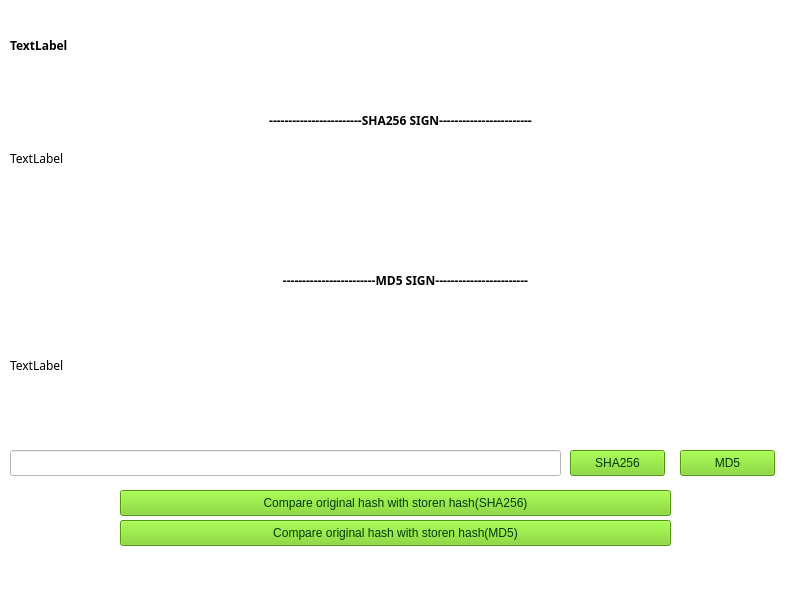
First picture: the form in frontend/manageIA.ui, repository Herenot/Tor-Forensic-Manager-TFM-, before the edit.
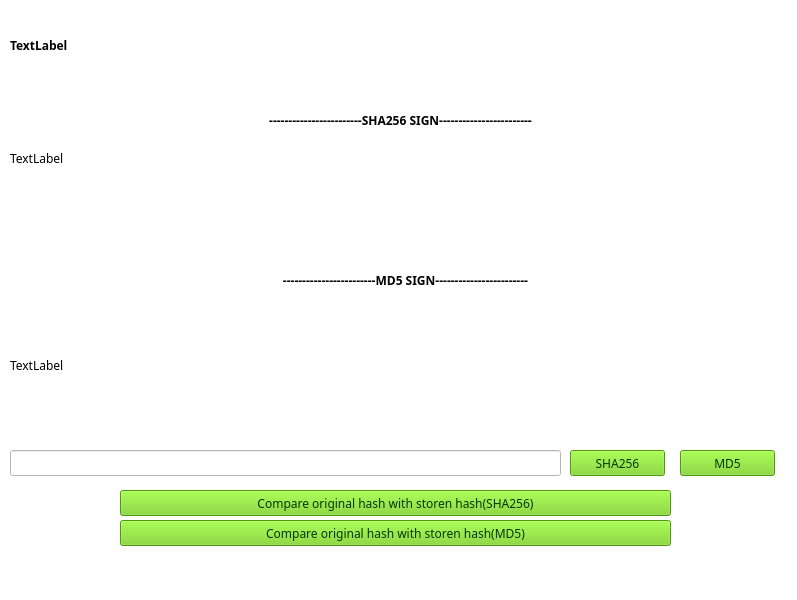
Second picture: the form after the edit.

```diff
--- a/frontend/manageIA.ui
+++ b/frontend/manageIA.ui
@@ -153,6 +153,11 @@
       <height>26</height>
      </rect>
     </property>
+    <property name="font">
+     <font>
+      <family>Ubuntu Mono</family>
+     </font>
+    </property>
     <property name="styleSheet">
      <string notr="true">background-color: rgb(115, 210, 22);
 border-color: rgb(78, 154, 6);
@@ -171,6 +176,11 @@
       <height>26</height>
      </rect>
     </property>
+    <property name="font">
+     <font>
+      <family>Ubuntu Mono</family>
+     </font>
+    </property>
     <property name="styleSheet">
      <string notr="true">background-color: rgb(115, 210, 22);
 border-color: rgb(78, 154, 6);
@@ -189,6 +199,11 @@
       <height>26</height>
      </rect>
     </property>
+    <property name="font">
+     <font>
+      <family>Ubuntu Mono</family>
+     </font>
+    </property>
     <property name="styleSheet">
      <string notr="true">background-color: rgb(115, 210, 22);
 border-color: rgb(78, 154, 6);
@@ -207,6 +222,11 @@
       <height>26</height>
      </rect>
     </property>
+    <property name="font">
+     <font>
+      <family>Ubuntu Mono</family>
+     </font>
+    </property>
     <property name="styleSheet">
      <string notr="true">background-color: rgb(115, 210, 22);
 border-color: rgb(78, 154, 6);
```
Left out of the diff: 5 changed lines with no effect on the pictures.
